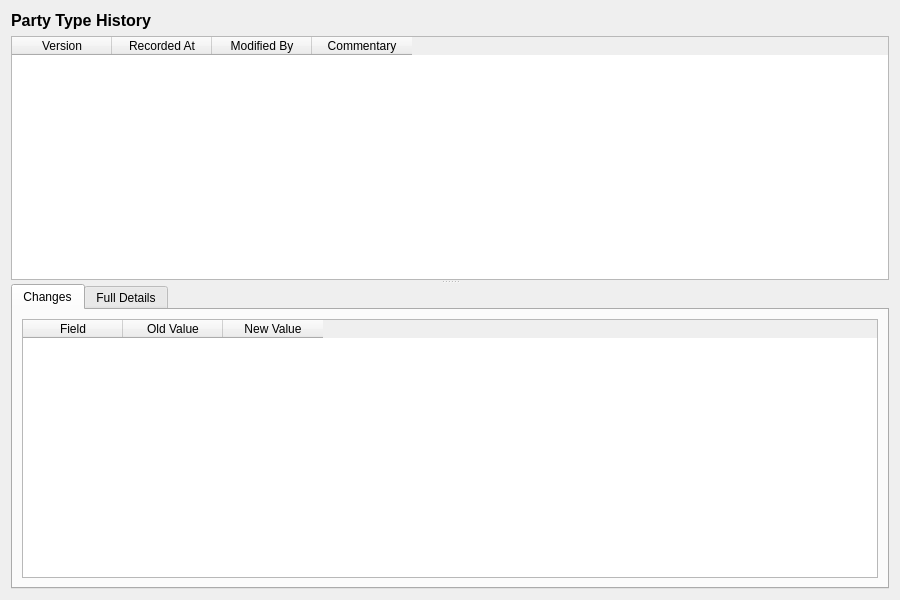
The window that projects/ores.qt/ui/PartyTypeHistoryDialog.ui (OreStudio/OreStudio) describes before a commit, drawn with Qt 5.
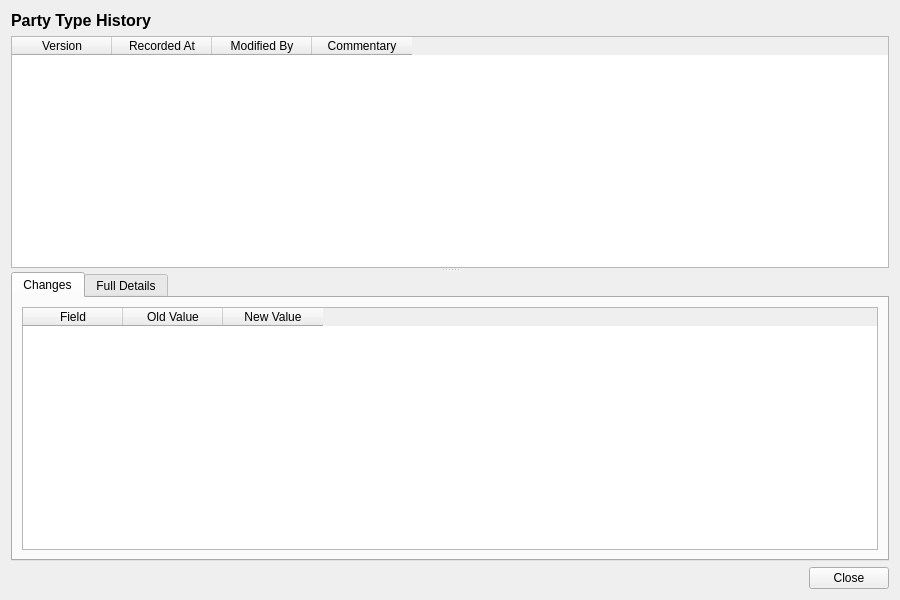
The same window after the commit.

Commit message: [qt] Remove toolbars from detail dialogs; add Close button throughout

Diff of the .ui file:
```diff
--- a/projects/ores.qt/ui/PartyTypeHistoryDialog.ui
+++ b/projects/ores.qt/ui/PartyTypeHistoryDialog.ui
@@ -265,6 +265,27 @@
      </widget>
     </widget>
    </item>
+   <item>
+    <layout class="QHBoxLayout" name="buttonLayout">
+     <item>
+      <spacer name="horizontalSpacer">
+       <property name="orientation">
+        <enum>Qt::Horizontal</enum>
+       </property>
+       <property name="sizeHint" stdset="0">
+        <size><width>40</width><height>20</height></size>
+       </property>
+      </spacer>
+     </item>
+     <item>
+      <widget class="QPushButton" name="closeButton">
+       <property name="text">
+        <string>Close</string>
+       </property>
+      </widget>
+     </item>
+    </layout>
+   </item>
   </layout>
  </widget>
  <resources/>
```
Left out of the diff: 6 changed lines with no effect on the pictures. The commit also changes 201 other files.
